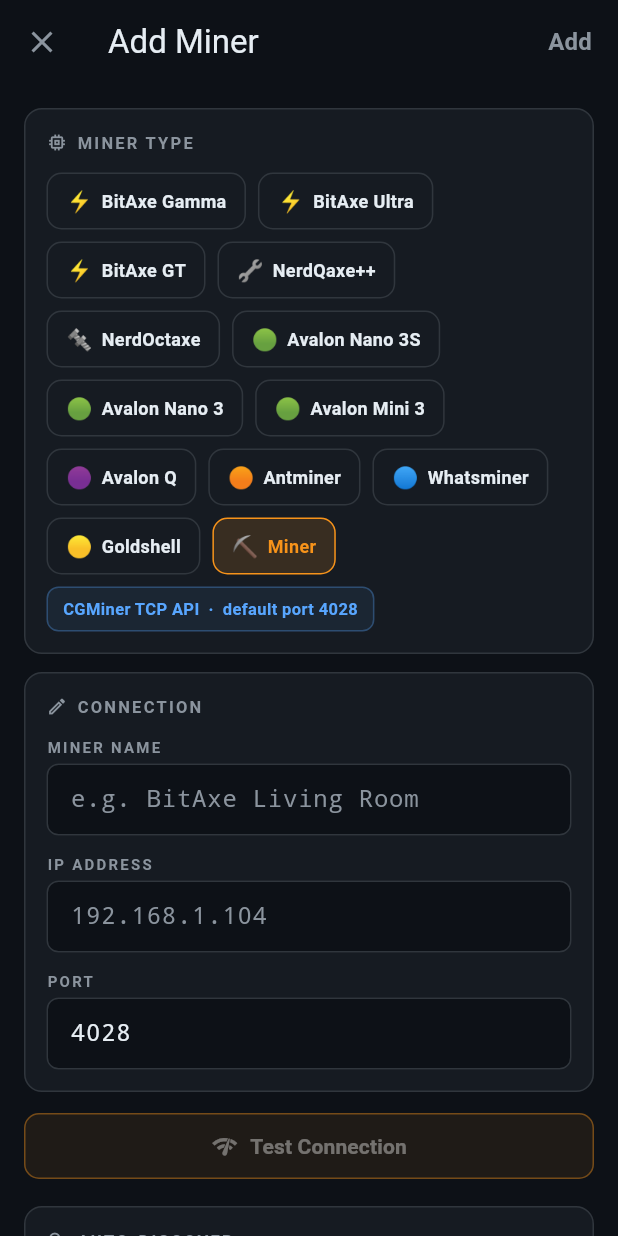
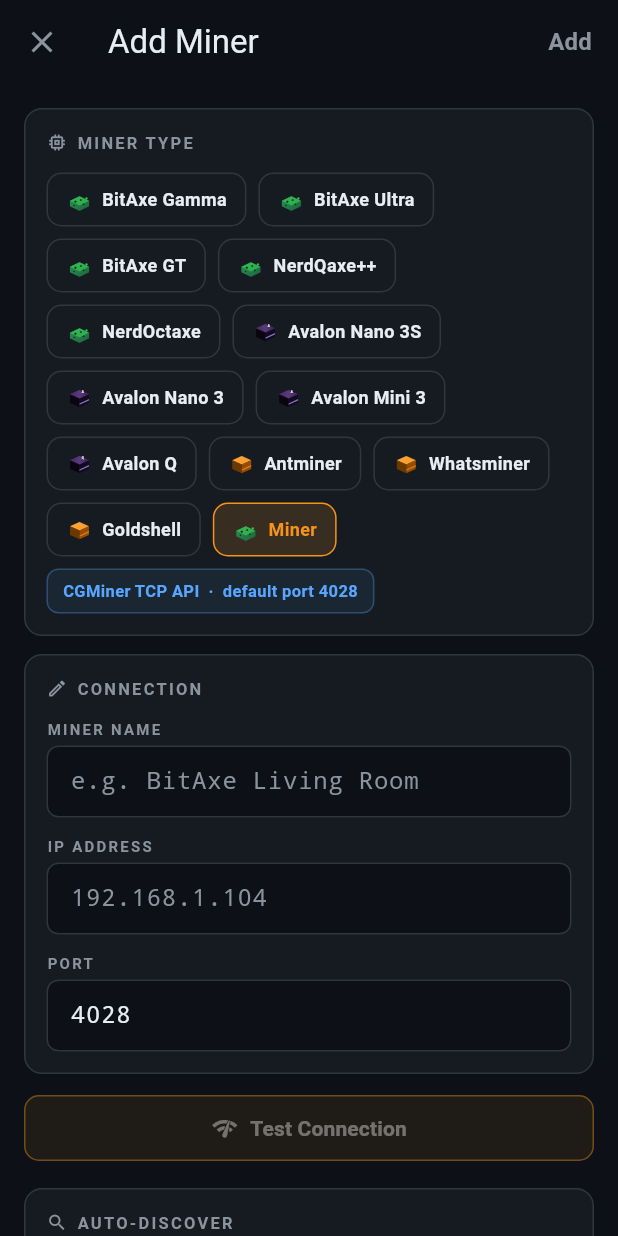
Before and after one commit to Mineshop007/kratos-mining-monitor, a Flutter app: the screen it shows after launch, after a tap on "Add Miner", on a phone screen of 412 x 824 dp. Run offline on Flutter 3.47's test engine with Material 3 defaults, Android fonts, the phone set to English and light mode, and no system bars; our stand-ins replace fl_chart, flutter_local_notifications, shared_preferences; network calls fail; Roboto replaces fonts that are missing (SF Pro Display).

Commit message:
fix: shield logo + 3D isometric miner icons from mockup v3
- Add KratosShield CustomPainter (gold gradient Spartan shield with K letter)
- Replace Icons.bolt in AppBar with KratosShield(size: 28)
- Add MinerIcon CustomPainter with 3 styles: Avalon (purple isometric box),
  NerdQaxe/BitAxe (green hexagonal PCB), Antminer/orange (amber isometric cube)
- Remove emoji icon getter from MinerType enum
- Update miner_card.dart and add_miner_screen.dart to use MinerIcon

Co-Authored-By: Claude Sonnet 4.6 <noreply@anthropic.com>

```diff
--- a/lib/models/miner.dart
+++ b/lib/models/miner.dart
@@ -33,22 +33,6 @@ enum MinerType {
     whatsminer   => 'Whatsminer',
     goldshell    => 'Goldshell',
     generic      => 'Miner',
-  };
-
-  String get icon => switch (this) {
-    bitaxeGamma  => '⚡',
-    bitaxeUltra  => '⚡',
-    bitaxeGT     => '⚡',
-    nerdqaxe     => '🔧',
-    nerdoctaxe   => '🔩',
-    avalonNano3s => '🟢',
-    avalonNano3  => '🟢',
-    avalonMini3  => '🟢',
-    avalonQ      => '🟣',
-    antminer     => '🟠',
-    whatsminer   => '🔵',
-    goldshell    => '🟡',
-    generic      => '⛏️',
   };
 
   // ESP-Miner HTTP (port 80) for BitAxe family; cgminer TCP (port 4028) for everything else
--- a/lib/screens/add_miner_screen.dart
+++ b/lib/screens/add_miner_screen.dart
@@ -5,6 +5,7 @@ import '../models/miner.dart';
 import '../services/cgminer_api.dart';
 import '../services/esp_miner_api.dart';
 import '../services/miner_store.dart';
+import '../widgets/miner_icon.dart';
 
 class AddMinerScreen extends StatefulWidget {
   const AddMinerScreen({super.key});
@@ -112,8 +113,7 @@ class _AddMinerScreenState extends State<AddMinerScreen> {
                     child: Row(
                       mainAxisSize: MainAxisSize.min,
                       children: [
-                        Text(t.icon,
-                            style: const TextStyle(fontSize: 14)),
+                        MinerIcon(type: t, size: 18),
                         const SizedBox(width: 6),
                         Text(
                           t.displayName,
--- a/lib/screens/dashboard_screen.dart
+++ b/lib/screens/dashboard_screen.dart
@@ -7,6 +7,7 @@ import '../models/miner.dart';
 import '../services/miner_store.dart';
 import '../widgets/miner_card.dart';
 import '../widgets/fleet_summary_bar.dart';
+import '../widgets/kratos_logo.dart';
 import 'add_miner_screen.dart';
 import 'miner_detail_screen.dart';
 
@@ -469,8 +470,8 @@ class _KratosLogo extends StatelessWidget {
     return Row(
       mainAxisSize: MainAxisSize.min,
       children: [
-        const Icon(Icons.bolt, color: KratosTheme.orange, size: 22),
-        const SizedBox(width: 6),
+        const KratosShield(size: 28),
+        const SizedBox(width: 8),
         Text(
           'KRATOS',
           style: TextStyle(
--- /dev/null
+++ b/lib/widgets/kratos_logo.dart
@@ -0,0 +1,85 @@
+import 'package:flutter/material.dart';
+
+class KratosShield extends StatelessWidget {
+  final double size;
+  const KratosShield({super.key, this.size = 32});
+
+  @override
+  Widget build(BuildContext context) {
+    return CustomPaint(
+      size: Size(size, size),
+      painter: _ShieldPainter(),
+    );
+  }
+}
+
+class _ShieldPainter extends CustomPainter {
+  @override
+  void paint(Canvas canvas, Size size) {
+    final w = size.width;
+    final h = size.height;
+
+    // Gold gradient shield
+    final goldPaint = Paint()
+      ..shader = const LinearGradient(
+        begin: Alignment.topCenter,
+        end: Alignment.bottomCenter,
+        colors: [Color(0xFFFFD700), Color(0xFFF7931A), Color(0xFFB86D00)],
+        stops: [0.0, 0.5, 1.0],
+      ).createShader(Rect.fromLTWH(0, 0, w, h));
+
+    // Shield path scaled from 100x100 viewBox
+    final s = w / 100.0;
+    final shieldPath = Path()
+      ..moveTo(20 * s, 18 * s)
+      ..lineTo(80 * s, 18 * s)
+      ..lineTo(80 * s, 60 * s)
+      ..quadraticBezierTo(80 * s, 78 * s, 50 * s, 92 * s)
+      ..quadraticBezierTo(20 * s, 78 * s, 20 * s, 60 * s)
+      ..close();
+
+    canvas.drawPath(shieldPath, goldPaint);
+
+    // Dark K letter
+    final kPaint = Paint()..color = const Color(0xFF0D1117);
+
+    // Vertical stem: x=33 y=32 w=8 h=42
+    canvas.drawRect(
+      Rect.fromLTWH(33 * s, 32 * s, 8 * s, 42 * s),
+      kPaint,
+    );
+
+    // Upper diagonal
+    final upperPath = Path()
+      ..moveTo(41 * s, 52 * s)
+      ..lineTo(60 * s, 32 * s)
+      ..lineTo(67 * s, 32 * s)
+      ..lineTo(47 * s, 52 * s)
+      ..close();
+    canvas.drawPath(upperPath, kPaint);
+
+    // Lower diagonal
+    final lowerPath = Path()
+      ..moveTo(41 * s, 52 * s)
+      ..lineTo(67 * s, 72 * s)
+      ..lineTo(60 * s, 72 * s)
+      ..lineTo(41 * s, 58 * s)
+      ..close();
+    canvas.drawPath(lowerPath, kPaint);
+
+    // Gold highlight strip at top
+    final highlightPath = Path()
+      ..moveTo(22 * s, 20 * s)
+      ..lineTo(78 * s, 20 * s)
+      ..lineTo(76 * s, 26 * s)
+      ..lineTo(24 * s, 26 * s)
+      ..close();
+    canvas.drawPath(
+      highlightPath,
+      Paint()..color = const Color(0xFFFFE580).withOpacity(0.5),
+    );
+  }
+
+  @override
+  bool shouldRepaint(_ShieldPainter old) => false;
+}
--- a/lib/widgets/miner_card.dart
+++ b/lib/widgets/miner_card.dart
@@ -5,6 +5,7 @@ import '../services/miner_store.dart';
 import '../services/cgminer_api.dart';
 import '../services/esp_miner_api.dart';
 import 'sparkline.dart';
+import 'miner_icon.dart';
 
 // ── List Card ─────────────────────────────────────────────────────────────────
 
@@ -167,7 +168,7 @@ class _CardHeader extends StatelessWidget {
             border: Border.all(color: const Color(0xFF30363D)),
           ),
           child: Center(
-            child: Text(miner.type.icon, style: const TextStyle(fontSize: 18)),
+            child: MinerIcon(type: miner.type, size: 26),
           ),
         ),
         const SizedBox(width: 10),
@@ -432,8 +433,7 @@ class _MinerGridCardState extends State<MinerGridCard>
                 children: [
                   // Row 1: icon + name + status dot
                   Row(children: [
-                    Text(widget.miner.type.icon,
-                        style: const TextStyle(fontSize: 14)),
+                    MinerIcon(type: widget.miner.type, size: 18),
                     const SizedBox(width: 6),
                     Expanded(
                       child: Text(
--- /dev/null
+++ b/lib/widgets/miner_icon.dart
@@ -0,0 +1,278 @@
+import 'package:flutter/material.dart';
+import '../models/miner.dart';
+
+class MinerIcon extends StatelessWidget {
+  final MinerType type;
+  final double size;
+
+  const MinerIcon({super.key, required this.type, this.size = 56});
+
+  @override
+  Widget build(BuildContext context) {
+    return CustomPaint(
+      size: Size(size, size),
+      painter: _painterFor(type),
+    );
+  }
+
+  CustomPainter _painterFor(MinerType t) {
+    switch (t) {
+      case MinerType.avalonQ:
+      case MinerType.avalonMini3:
+      case MinerType.avalonNano3:
+      case MinerType.avalonNano3s:
+        return _AvalonPainter(label: t == MinerType.avalonQ ? 'Q' : 'A');
+      case MinerType.antminer:
+      case MinerType.whatsminer:
+      case MinerType.goldshell:
+        return const _AntminerPainter();
+      default:
+        return const _NerdQaxePainter();
+    }
+  }
+}
+
+// ── Avalon / Purple isometric box ─────────────────────────────────────────────
+
+class _AvalonPainter extends CustomPainter {
+  final String label;
+  const _AvalonPainter({required this.label});
+
+  @override
+  void paint(Canvas canvas, Size size) {
+    final w = size.width;
+    final h = size.height;
+    final s = w / 100.0;
+
+    // Top face — purple gradient
+    final topPaint = Paint()
+      ..shader = const LinearGradient(
+        begin: Alignment.centerLeft,
+        end: Alignment.centerRight,
+        colors: [Color(0xFF3a2a4a), Color(0xFF5a3a7a), Color(0xFF2a1a3a)],
+        stops: [0.0, 0.5, 1.0],
+      ).createShader(Rect.fromLTWH(0, 0, w, h));
+
+    final topFace = Path()
+      ..moveTo(15 * s, 38 * s)
+      ..lineTo(50 * s, 22 * s)
+      ..lineTo(85 * s, 38 * s)
+      ..lineTo(50 * s, 54 * s)
+      ..close();
+    canvas.drawPath(topFace, topPaint);
+
+    // Left face — very dark
+    final leftPaint = Paint()..color = const Color(0xFF0a0510);
+    final leftFace = Path()
+      ..moveTo(15 * s, 38 * s)
+      ..lineTo(50 * s, 54 * s)
+      ..lineTo(50 * s, 86 * s)
+      ..lineTo(15 * s, 70 * s)
+      ..close();
+    canvas.drawPath(leftFace, leftPaint);
+
+    // Right face — slightly lighter dark
+    final rightPaint = Paint()..color = const Color(0xFF120a1e);
+    final rightFace = Path()
+      ..moveTo(50 * s, 54 * s)
+      ..lineTo(85 * s, 38 * s)
+      ..lineTo(85 * s, 70 * s)
+      ..lineTo(50 * s, 86 * s)
+      ..close();
+    canvas.drawPath(rightFace, rightPaint);
+
+    // Purple LED strip on right face bottom
+    final ledPaint = Paint()
+      ..color = const Color(0xFFa78bfa).withOpacity(0.8);
+    final ledStrip = Path()
+      ..moveTo(50 * s, 72 * s)
+      ..lineTo(85 * s, 56 * s)
+      ..lineTo(85 * s, 61 * s)
+      ..lineTo(50 * s, 77 * s)
+      ..close();
+    canvas.drawPath(ledStrip, ledPaint);
+
+    // Edge highlights
+    final edgePaint = Paint()
+      ..color = const Color(0xFF7c3aed).withOpacity(0.6)
+      ..strokeWidth = 0.8 * s
+      ..style = PaintingStyle.stroke;
+    canvas.drawPath(topFace, edgePaint);
+
+    // Label text
+    final tp = TextPainter(
+      text: TextSpan(
+        text: label,
+        style: TextStyle(
+          color: Colors.white.withOpacity(0.85),
+          fontSize: 11 * s,
+          fontWeight: FontWeight.w900,
+          letterSpacing: 0.5,
+        ),
+      ),
+      textDirection: TextDirection.ltr,
+    )..layout();
+    tp.paint(canvas, Offset(62 * s - tp.width / 2, 28 * s - tp.height / 2));
+  }
+
+  @override
+  bool shouldRepaint(_AvalonPainter old) => old.label != label;
+}
+
+// ── NerdQaxe / Green hexagonal PCB ────────────────────────────────────────────
+
+class _NerdQaxePainter extends CustomPainter {
+  const _NerdQaxePainter();
+
+  @override
+  void paint(Canvas canvas, Size size) {
+    final w = size.width;
+    final h = size.height;
+    final s = w / 100.0;
+
+    // Main hexagonal PCB — green gradient
+    final pcbPaint = Paint()
+      ..shader = const LinearGradient(
+        begin: Alignment.topLeft,
+        end: Alignment.bottomRight,
+        colors: [Color(0xFF2ea05f), Color(0xFF1a5f38)],
+      ).createShader(Rect.fromLTWH(0, 0, w, h));
+
+    final pcbPath = Path()
+      ..moveTo(15 * s, 55 * s)
+      ..lineTo(50 * s, 38 * s)
+      ..lineTo(85 * s, 55 * s)
+      ..lineTo(85 * s, 75 * s)
+      ..lineTo(50 * s, 92 * s)
+      ..lineTo(15 * s, 75 * s)
+      ..close();
+    canvas.drawPath(pcbPath, pcbPaint);
+
+    // Top highlight face
+    final topPaint = Paint()
+      ..color = const Color(0xFF39d353).withOpacity(0.6);
+    final topFace = Path()
+      ..moveTo(15 * s, 55 * s)
+      ..lineTo(50 * s, 38 * s)
+      ..lineTo(85 * s, 55 * s)
+      ..lineTo(50 * s, 72 * s)
+      ..close();
+    canvas.drawPath(topFace, topPaint);
+
+    // PCB edge highlight
+    final edgePaint = Paint()
+      ..color = const Color(0xFF39d353).withOpacity(0.5)
+      ..strokeWidth = 0.7 * s
+      ..style = PaintingStyle.stroke;
+    canvas.drawPath(pcbPath, edgePaint);
+
+    // 4 small chip hexagons
+    _drawChip(canvas, s, 35 * s, 58 * s, 7 * s);
+    _drawChip(canvas, s, 55 * s, 52 * s, 6 * s);
+    _drawChip(canvas, s, 65 * s, 68 * s, 6 * s);
+    _drawChip(canvas, s, 30 * s, 72 * s, 5 * s);
+
+    // Green status LED dot at top right
+    final ledPaint = Paint()..color = const Color(0xFF39d353);
+    canvas.drawCircle(Offset(76 * s, 46 * s), 3.5 * s, ledPaint);
+    canvas.drawCircle(
+      Offset(76 * s, 46 * s),
+      5 * s,
+      Paint()..color = const Color(0xFF39d353).withOpacity(0.3),
+    );
+  }
+
+  void _drawChip(Canvas canvas, double s, double cx, double cy, double r) {
+    final chipPath = Path();
+    final half = r * 0.57;
+    chipPath
+      ..moveTo(cx, cy - r * 0.55)
+      ..lineTo(cx + half, cy - r * 0.27)
+      ..lineTo(cx + half, cy + r * 0.27)
+      ..lineTo(cx, cy + r * 0.55)
+      ..lineTo(cx - half, cy + r * 0.27)
+      ..lineTo(cx - half, cy - r * 0.27)
+      ..close();
+    canvas.drawPath(chipPath, Paint()..color = const Color(0xFF0d2818));
+    canvas.drawPath(
+      chipPath,
+      Paint()
+        ..color = const Color(0xFF39d353).withOpacity(0.25)
+        ..style = PaintingStyle.stroke
+        ..strokeWidth = 0.5 * s,
+    );
+  }
+
+  @override
+  bool shouldRepaint(_NerdQaxePainter old) => false;
+}
+
+// ── Antminer / Orange isometric cube ──────────────────────────────────────────
+
+class _AntminerPainter extends CustomPainter {
+  const _AntminerPainter();
+
+  @override
+  void paint(Canvas canvas, Size size) {
+    final w = size.width;
+    final h = size.height;
+    final s = w / 100.0;
+
+    // Top face — lighter orange gradient
+    final topPaint = Paint()
+      ..shader = const LinearGradient(
+        begin: Alignment.topLeft,
+        end: Alignment.bottomRight,
+        colors: [Color(0xFFFFAA44), Color(0xFFF7931A)],
+      ).createShader(Rect.fromLTWH(0, 0, w, h));
+
+    final topFace = Path()
+      ..moveTo(15 * s, 38 * s)
+      ..lineTo(50 * s, 22 * s)
+      ..lineTo(85 * s, 38 * s)
+      ..lineTo(50 * s, 54 * s)
+      ..close();
+    canvas.drawPath(topFace, topPaint);
+
+    // Left face — dark orange
+    final leftPaint = Paint()..color = const Color(0xFF6b3800);
+    final leftFace = Path()
+      ..moveTo(15 * s, 38 * s)
+      ..lineTo(50 * s, 54 * s)
+      ..lineTo(50 * s, 86 * s)
+      ..lineTo(15 * s, 70 * s)
+      ..close();
+    canvas.drawPath(leftFace, leftPaint);
+
+    // Right face — medium orange
+    final rightPaint = Paint()..color = const Color(0xFF994c00);
+    final rightFace = Path()
+      ..moveTo(50 * s, 54 * s)
+      ..lineTo(85 * s, 38 * s)
+      ..lineTo(85 * s, 70 * s)
+      ..lineTo(50 * s, 86 * s)
+      ..close();
+    canvas.drawPath(rightFace, rightPaint);
+
+    // Orange LED strip on right face
+    final ledPaint = Paint()
+      ..color = const Color(0xFFF7931A).withOpacity(0.7);
+    final ledStrip = Path()
+      ..moveTo(50 * s, 72 * s)
+      ..lineTo(85 * s, 56 * s)
+      ..lineTo(85 * s, 61 * s)
+      ..lineTo(50 * s, 77 * s)
+      ..close();
+    canvas.drawPath(ledStrip, ledPaint);
+
+    // Edge highlight
+    final edgePaint = Paint()
+      ..color = const Color(0xFFFFAA44).withOpacity(0.5)
+      ..strokeWidth = 0.8 * s
+      ..style = PaintingStyle.stroke;
+    canvas.drawPath(topFace, edgePaint);
+  }
+
+  @override
+  bool shouldRepaint(_AntminerPainter old) => false;
+}
```
